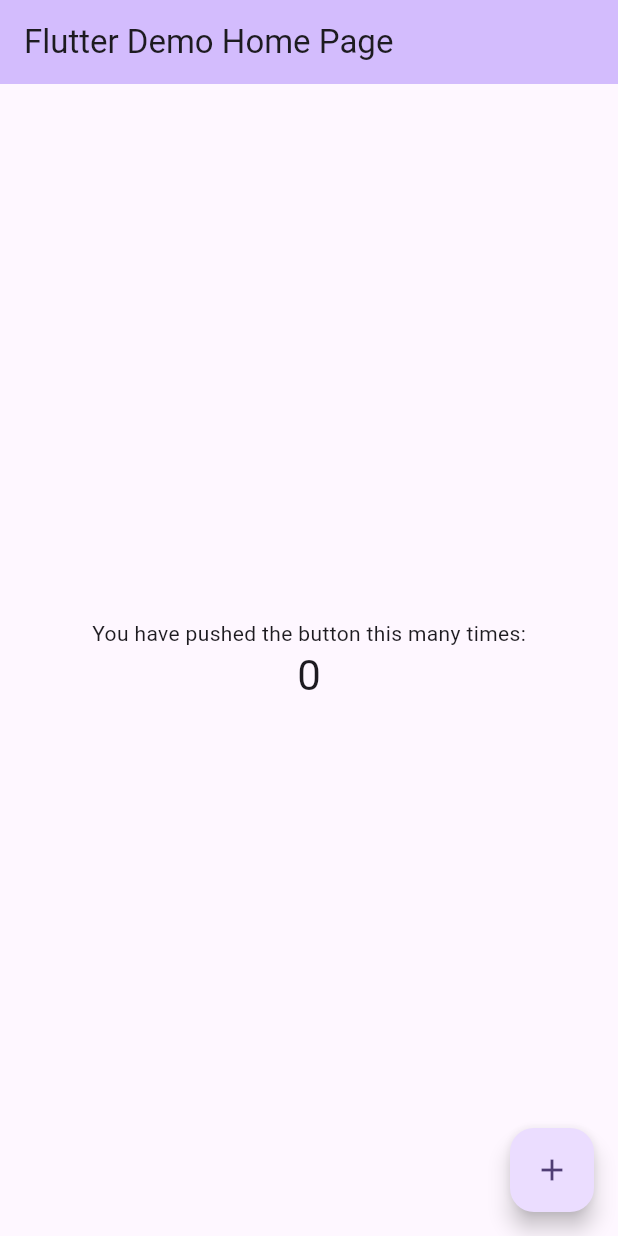
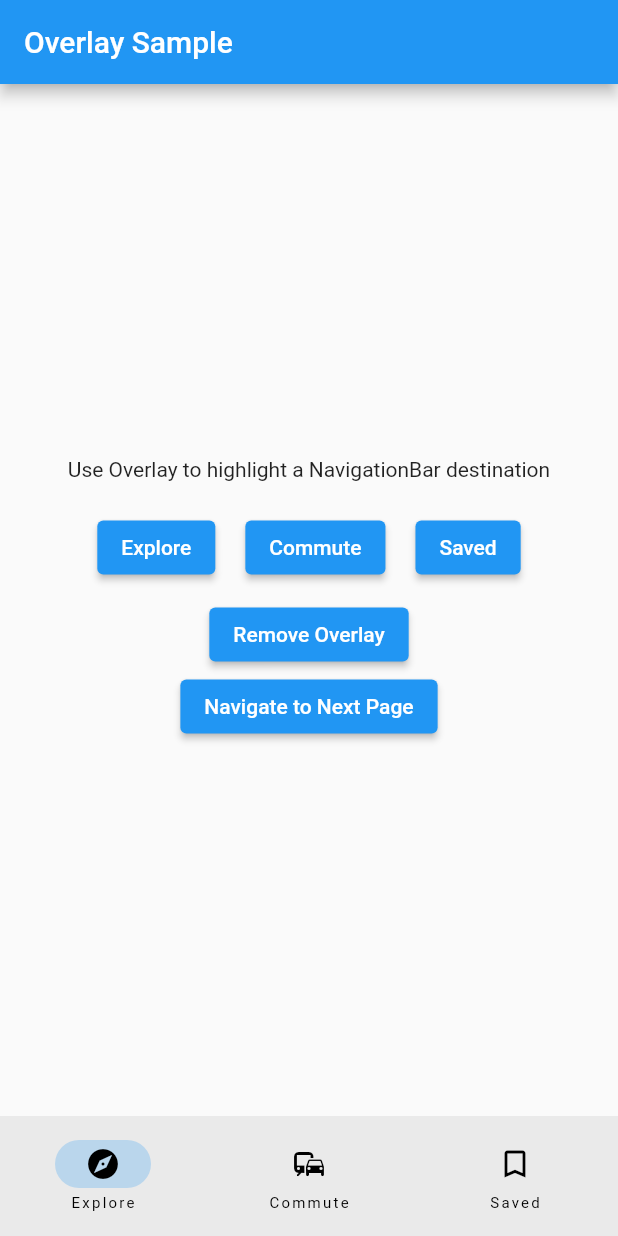
Before and after one commit to Kurogoma939/flutter_overlay, a Flutter app: the screen it shows after launch, on a phone screen of 412 x 824 dp. Run offline on Flutter 3.47's test engine with Material 2 defaults, Android fonts, the phone set to English and light mode, and no system bars.

```diff
--- a/lib/main.dart
+++ b/lib/main.dart
@@ -1,125 +1,298 @@
 import 'package:flutter/material.dart';
 
-void main() {
-  runApp(const MyApp());
-}
+/// Flutter code sample for [Overlay].
 
-class MyApp extends StatelessWidget {
-  const MyApp({super.key});
+void main() => runApp(const OverlayApp());
 
-  // This widget is the root of your application.
+class OverlayApp extends StatelessWidget {
+  const OverlayApp({super.key});
+
   @override
   Widget build(BuildContext context) {
-    return MaterialApp(
-      title: 'Flutter Demo',
-      theme: ThemeData(
-        // This is the theme of your application.
-        //
-        // TRY THIS: Try running your application with "flutter run". You'll see
-        // the application has a blue toolbar. Then, without quitting the app,
-        // try changing the seedColor in the colorScheme below to Colors.green
-        // and then invoke "hot reload" (save your changes or press the "hot
-        // reload" button in a Flutter-supported IDE, or press "r" if you used
-        // the command line to start the app).
-        //
-        // Notice that the counter didn't reset back to zero; the application
-        // state is not lost during the reload. To reset the state, use hot
-        // restart instead.
-        //
-        // This works for code too, not just values: Most code changes can be
-        // tested with just a hot reload.
-        colorScheme: ColorScheme.fromSeed(seedColor: Colors.deepPurple),
-        useMaterial3: true,
-      ),
-      home: const MyHomePage(title: 'Flutter Demo Home Page'),
+    return const MaterialApp(
+      home: OverlayExample(),
     );
   }
 }
 
-class MyHomePage extends StatefulWidget {
-  const MyHomePage({super.key, required this.title});
-
-  // This widget is the home page of your application. It is stateful, meaning
-  // that it has a State object (defined below) that contains fields that affect
-  // how it looks.
-
-  // This class is the configuration for the state. It holds the values (in this
-  // case the title) provided by the parent (in this case the App widget) and
-  // used by the build method of the State. Fields in a Widget subclass are
-  // always marked "final".
-
-  final String title;
+class OverlayExample extends StatefulWidget {
+  const OverlayExample({super.key});
 
   @override
-  State<MyHomePage> createState() => _MyHomePageState();
+  State<OverlayExample> createState() => _OverlayExampleState();
 }
 
-class _MyHomePageState extends State<MyHomePage> {
-  int _counter = 0;
+class _OverlayExampleState extends State<OverlayExample> {
+  OverlayEntry? overlayEntry;
+  int currentPageIndex = 0;
 
-  void _incrementCounter() {
-    setState(() {
-      // This call to setState tells the Flutter framework that something has
-      // changed in this State, which causes it to rerun the build method below
-      // so that the display can reflect the updated values. If we changed
-      // _counter without calling setState(), then the build method would not be
-      // called again, and so nothing would appear to happen.
-      _counter++;
-    });
+  void createHighlightOverlay({
+    required AlignmentDirectional alignment,
+    required Color borderColor,
+  }) {
+    // Remove the existing OverlayEntry.
+    removeHighlightOverlay();
+
+    assert(overlayEntry == null);
+
+    overlayEntry = OverlayEntry(
+      // Create a new OverlayEntry.
+      builder: (BuildContext context) {
+        // Align is used to position the highlight overlay
+        // relative to the NavigationBar destination.
+        return SafeArea(
+          child: Align(
+            alignment: alignment,
+            heightFactor: 1.0,
+            child: DefaultTextStyle(
+              style: const TextStyle(
+                color: Colors.blue,
+                fontWeight: FontWeight.bold,
+                fontSize: 14.0,
+              ),
+              child: Column(
+                mainAxisSize: MainAxisSize.min,
+                children: <Widget>[
+                  const Text('Tap here for'),
+                  Builder(builder: (BuildContext context) {
+                    switch (currentPageIndex) {
+                      case 0:
+                        return const Column(
+                          children: <Widget>[
+                            Text(
+                              'Explore page',
+                              style: TextStyle(
+                                color: Colors.red,
+                              ),
+                            ),
+                            Icon(
+                              Icons.arrow_downward,
+                              color: Colors.red,
+                            ),
+                          ],
+                        );
+                      case 1:
+                        return const Column(
+                          children: <Widget>[
+                            Text(
+                              'Commute page',
+                              style: TextStyle(
+                                color: Colors.green,
+                              ),
+                            ),
+                            Icon(
+                              Icons.arrow_downward,
+                              color: Colors.green,
+                            ),
+                          ],
+                        );
+                      case 2:
+                        return const Column(
+                          children: <Widget>[
+                            Text(
+                              'Saved page',
+                              style: TextStyle(
+                                color: Colors.orange,
+                              ),
+                            ),
+                            Icon(
+                              Icons.arrow_downward,
+                              color: Colors.orange,
+                            ),
+                          ],
+                        );
+                      default:
+                        return const Text('No page selected.');
+                    }
+                  }),
+                  SizedBox(
+                    width: MediaQuery.of(context).size.width / 3,
+                    height: 80.0,
+                    child: Center(
+                      child: Container(
+                        decoration: BoxDecoration(
+                          border: Border.all(
+                            color: borderColor,
+                            width: 4.0,
+                          ),
+                        ),
+                      ),
+                    ),
+                  ),
+                ],
+              ),
+            ),
+          ),
+        );
+      },
+    );
+
+    // Add the OverlayEntry to the Overlay.
+    Overlay.of(context, debugRequiredFor: widget).insert(overlayEntry!);
+  }
+
+  // Remove the OverlayEntry.
+  void removeHighlightOverlay() {
+    overlayEntry?.remove();
+    overlayEntry = null;
+  }
+
+  @override
+  void dispose() {
+    // Make sure to remove OverlayEntry when the widget is disposed.
+    removeHighlightOverlay();
+    super.dispose();
   }
 
   @override
   Widget build(BuildContext context) {
-    // This method is rerun every time setState is called, for instance as done
-    // by the _incrementCounter method above.
-    //
-    // The Flutter framework has been optimized to make rerunning build methods
-    // fast, so that you can just rebuild anything that needs updating rather
-    // than having to individually change instances of widgets.
     return Scaffold(
       appBar: AppBar(
-        // TRY THIS: Try changing the color here to a specific color (to
-        // Colors.amber, perhaps?) and trigger a hot reload to see the AppBar
-        // change color while the other colors stay the same.
-        backgroundColor: Theme.of(context).colorScheme.inversePrimary,
-        // Here we take the value from the MyHomePage object that was created by
-        // the App.build method, and use it to set our appbar title.
-        title: Text(widget.title),
+        title: const Text('Overlay Sample'),
+      ),
+      bottomNavigationBar: NavigationBar(
+        selectedIndex: currentPageIndex,
+        destinations: const <NavigationDestination>[
+          NavigationDestination(
+            icon: Icon(Icons.explore),
+            label: 'Explore',
+          ),
+          NavigationDestination(
+            icon: Icon(Icons.commute),
+            label: 'Commute',
+          ),
+          NavigationDestination(
+            selectedIcon: Icon(Icons.bookmark),
+            icon: Icon(Icons.bookmark_border),
+            label: 'Saved',
+          ),
+        ],
+      ),
+      body: Column(
+        mainAxisAlignment: MainAxisAlignment.center,
+        children: <Widget>[
+          Text(
+            'Use Overlay to highlight a NavigationBar destination',
+            style: Theme.of(context).textTheme.bodyMedium,
+          ),
+          const SizedBox(height: 20.0),
+          Row(
+            mainAxisAlignment: MainAxisAlignment.center,
+            children: <Widget>[
+              // This creates a highlight Overlay for
+              // the Explore item.
+              ElevatedButton(
+                onPressed: () {
+                  setState(() {
+                    currentPageIndex = 0;
+                  });
+                  createHighlightOverlay(
+                    alignment: AlignmentDirectional.bottomStart,
+                    borderColor: Colors.red,
+                  );
+                },
+                child: const Text('Explore'),
+              ),
+              const SizedBox(width: 20.0),
+              // This creates a highlight Overlay for
+              // the Commute item.
+              ElevatedButton(
+                onPressed: () {
+                  setState(() {
+                    currentPageIndex = 1;
+                  });
+                  createHighlightOverlay(
+                    alignment: AlignmentDirectional.bottomCenter,
+                    borderColor: Colors.green,
+                  );
+                },
+                child: const Text('Commute'),
+              ),
+              const SizedBox(width: 20.0),
+              // This creates a highlight Overlay for
+              // the Saved item.
+              ElevatedButton(
+                onPressed: () {
+                  setState(() {
+                    currentPageIndex = 2;
+                  });
+                  createHighlightOverlay(
+                    alignment: AlignmentDirectional.bottomEnd,
+                    borderColor: Colors.orange,
+                  );
+                },
+                child: const Text('Saved'),
+              ),
+            ],
+          ),
+          const SizedBox(height: 10.0),
+          ElevatedButton(
+            onPressed: () {
+              removeHighlightOverlay();
+            },
+            child: const Text('Remove Overlay'),
+          ),
+          ElevatedButton(
+            onPressed: () {
+              Navigator.of(context).push(
+                MaterialPageRoute<void>(
+                  builder: (BuildContext context) => const NextPage(),
+                ),
+              );
+            },
+            child: const Text('Navigate to Next Page'),
+          ),
+        ],
+      ),
+    );
+  }
+}
+
+class NextPage extends StatelessWidget {
+  const NextPage({super.key});
+
+  @override
+  Widget build(BuildContext context) {
+    return Scaffold(
+      backgroundColor: Colors.purple,
+      appBar: AppBar(
+        title: const Text('Next Page'),
       ),
       body: Center(
-        // Center is a layout widget. It takes a single child and positions it
-        // in the middle of the parent.
         child: Column(
-          // Column is also a layout widget. It takes a list of children and
-          // arranges them vertically. By default, it sizes itself to fit its
-          // children horizontally, and tries to be as tall as its parent.
-          //
-          // Column has various properties to control how it sizes itself and
-          // how it positions its children. Here we use mainAxisAlignment to
-          // center the children vertically; the main axis here is the vertical
-          // axis because Columns are vertical (the cross axis would be
-          // horizontal).
-          //
-          // TRY THIS: Invoke "debug painting" (choose the "Toggle Debug Paint"
-          // action in the IDE, or press "p" in the console), to see the
-          // wireframe for each widget.
           mainAxisAlignment: MainAxisAlignment.center,
-          children: <Widget>[
-            const Text(
-              'You have pushed the button this many times:',
-            ),
-            Text(
-              '$_counter',
-              style: Theme.of(context).textTheme.headlineMedium,
-            ),
+          children: [
+            const Text('Next Page'),
+            ElevatedButton(
+              onPressed: () {
+                Navigator.of(context).push(
+                  MaterialPageRoute<void>(
+                    builder: (BuildContext context) => const NextPage2(),
+                  ),
+                );
+              },
+              child: const Text('Navigate to Next Page2'),
+            )
           ],
         ),
       ),
-      floatingActionButton: FloatingActionButton(
-        onPressed: _incrementCounter,
-        tooltip: 'Increment',
-        child: const Icon(Icons.add),
-      ), // This trailing comma makes auto-formatting nicer for build methods.
     );
   }
 }
+
+class NextPage2 extends StatelessWidget {
+  const NextPage2({super.key});
+
+  @override
+  Widget build(BuildContext context) {
+    return Scaffold(
+      backgroundColor: Colors.orange,
+      appBar: AppBar(
+        title: const Text('Next Page2'),
+      ),
+      body: const Center(
+        child: Text('Next Page2'),
+      ),
+    );
+  }
+}
```
